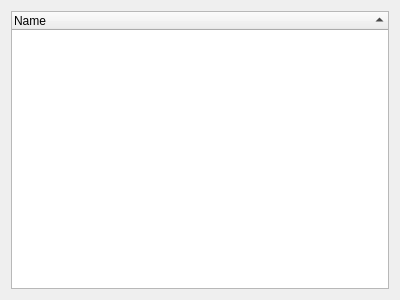
Above: TableInstancesListForm.ui from fritzone/ddm before the change. Below: the same form after it.
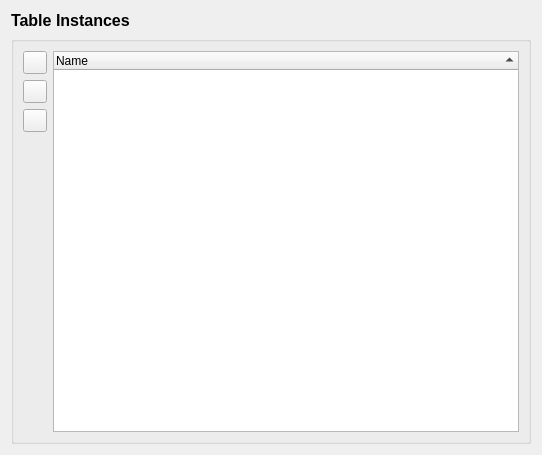
That is the form after the change. Icons and pictures are not drawn.

What changed in the file:
```diff
--- a/TableInstancesListForm.ui
+++ b/TableInstancesListForm.ui
@@ -6,8 +6,8 @@
    <rect>
     <x>0</x>
     <y>0</y>
-    <width>400</width>
-    <height>300</height>
+    <width>542</width>
+    <height>455</height>
    </rect>
   </property>
   <property name="windowTitle">
@@ -15,6 +15,103 @@
   </property>
   <layout class="QVBoxLayout" name="verticalLayout">
    <item>
+    <widget class="QLabel" name="label">
+     <property name="text">
+      <string>&lt;!DOCTYPE HTML PUBLIC &quot;-//W3C//DTD HTML 4.0//EN&quot; &quot;http://www.w3.org/TR/REC-html40/strict.dtd&quot;&gt;
+&lt;html&gt;&lt;head&gt;&lt;meta name=&quot;qrichtext&quot; content=&quot;1&quot; /&gt;&lt;style type=&quot;text/css&quot;&gt;
+p, li { white-space: pre-wrap; }
+&lt;/style&gt;&lt;/head&gt;&lt;body style=&quot; font-family:'Sans'; font-size:10pt; font-weight:400; font-style:normal;&quot;&gt;
+&lt;table border=&quot;0&quot; style=&quot;-qt-table-type: root; margin-top:4px; margin-bottom:4px; margin-left:4px; margin-right:4px;&quot;&gt;
+&lt;tr&gt;
+&lt;td style=&quot;border: none;&quot;&gt;
+&lt;p style=&quot; margin-top:0px; margin-bottom:0px; margin-left:0px; margin-right:0px; -qt-block-indent:0; text-indent:0px;&quot;&gt;&lt;span style=&quot; font-size:12pt; font-weight:600;&quot;&gt;Table Instances&lt;/span&gt;&lt;/p&gt;&lt;/td&gt;&lt;/tr&gt;&lt;/table&gt;&lt;/body&gt;&lt;/html&gt;</string>
+     </property>
+    </widget>
+   </item>
+   <item>
+    <widget class="QGroupBox" name="groupBox">
+     <property name="title">
+      <string/>
+     </property>
+     <layout class="QHBoxLayout" name="horizontalLayout">
+      <item>
+       <layout class="QVBoxLayout" name="layoutButtons">
+        <property name="sizeConstraint">
+         <enum>QLayout::SetNoConstraint</enum>
+        </property>
+        <item>
+         <widget class="QToolButton" name="btnUp">
+          <property name="toolTip">
+           <string>Move the column up (left)</string>
+          </property>
+          <property name="statusTip">
+           <string>Move the column up (left)</string>
+          </property>
+          <property name="text">
+           <string/>
+          </property>
+          <property name="icon">
+           <iconset resource="dbm.qrc">
+            <normaloff>:/images/actions/images/small/up.png</normaloff>:/images/actions/images/small/up.png</iconset>
+          </property>
+          <property name="popupMode">
+           <enum>QToolButton::DelayedPopup</enum>
+          </property>
+         </widget>
+        </item>
+        <item>
+         <widget class="QToolButton" name="btnDown">
+          <property name="toolTip">
+           <string>Move the column down (right)</string>
+          </property>
+          <property name="statusTip">
+           <string>Move the column down (right)</string>
+          </property>
+          <property name="text">
+           <string/>
+          </property>
+          <property name="icon">
+           <iconset resource="dbm.qrc">
+            <normaloff>:/images/actions/images/small/down.png</normaloff>:/images/actions/images/small/down.png</iconset>
+          </property>
+          <property name="popupMode">
+           <enum>QToolButton::DelayedPopup</enum>
+          </property>
+         </widget>
+        </item>
+        <item>
+         <widget class="QToolButton" name="btnRemove">
+          <property name="toolTip">
+           <string>Delete this column</string>
+          </property>
+          <property name="statusTip">
+           <string>Delete this column</string>
+          </property>
+          <property name="text">
+           <string/>
+          </property>
+          <property name="icon">
+           <iconset resource="dbm.qrc">
+            <normaloff>:/images/actions/images/small/remove.png</normaloff>:/images/actions/images/small/remove.png</iconset>
+          </property>
+         </widget>
+        </item>
+        <item>
+         <spacer name="verticalSpacer">
+          <property name="orientation">
+           <enum>Qt::Vertical</enum>
+          </property>
+          <property name="sizeHint" stdset="0">
+           <size>
+            <width>20</width>
+            <height>40</height>
+           </size>
+          </property>
+         </spacer>
+        </item>
+       </layout>
+      </item>
+      <item>
     <widget class="QTreeWidget" name="treeTables">
      <property name="sizePolicy">
       <sizepolicy hsizetype="Preferred" vsizetype="Preferred">
@@ -61,7 +158,12 @@
    </item>
   </layout>
  </widget>
- <resources/>
+   </item>
+  </layout>
+ </widget>
+ <resources>
+  <include location="dbm.qrc"/>
+ </resources>
  <connections>
   <connection>
    <sender>treeTables</sender>
```
Left out of the diff: 9 changed lines with no effect on the pictures. Lines whose indentation alone changed are shown as unchanged.
